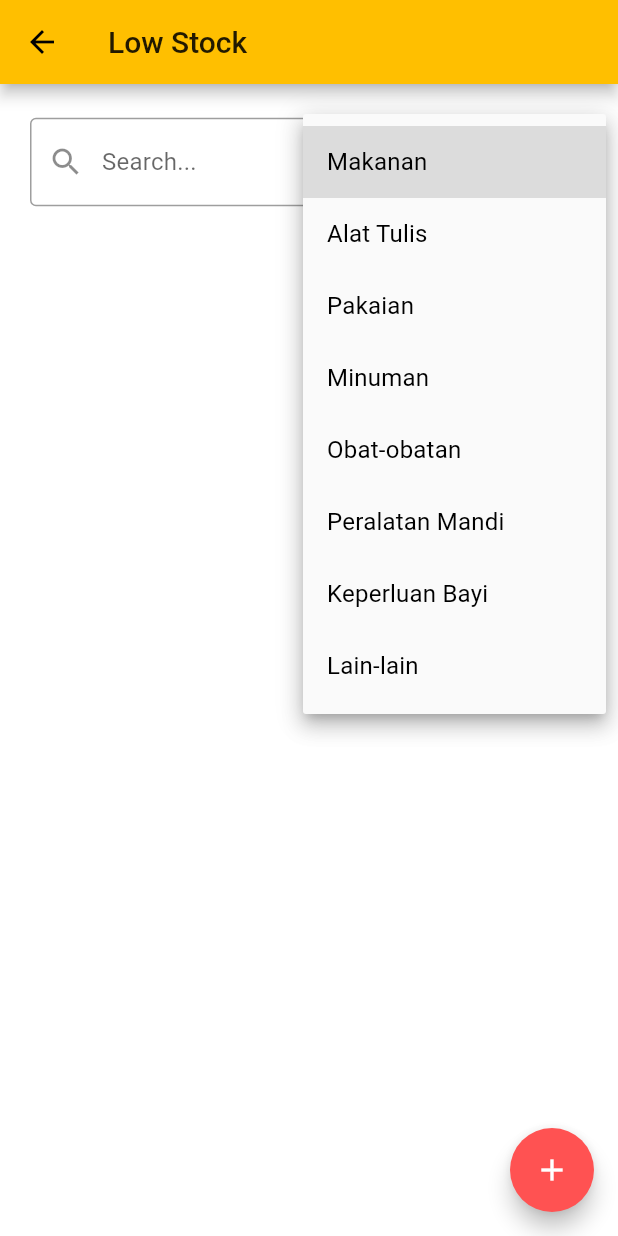
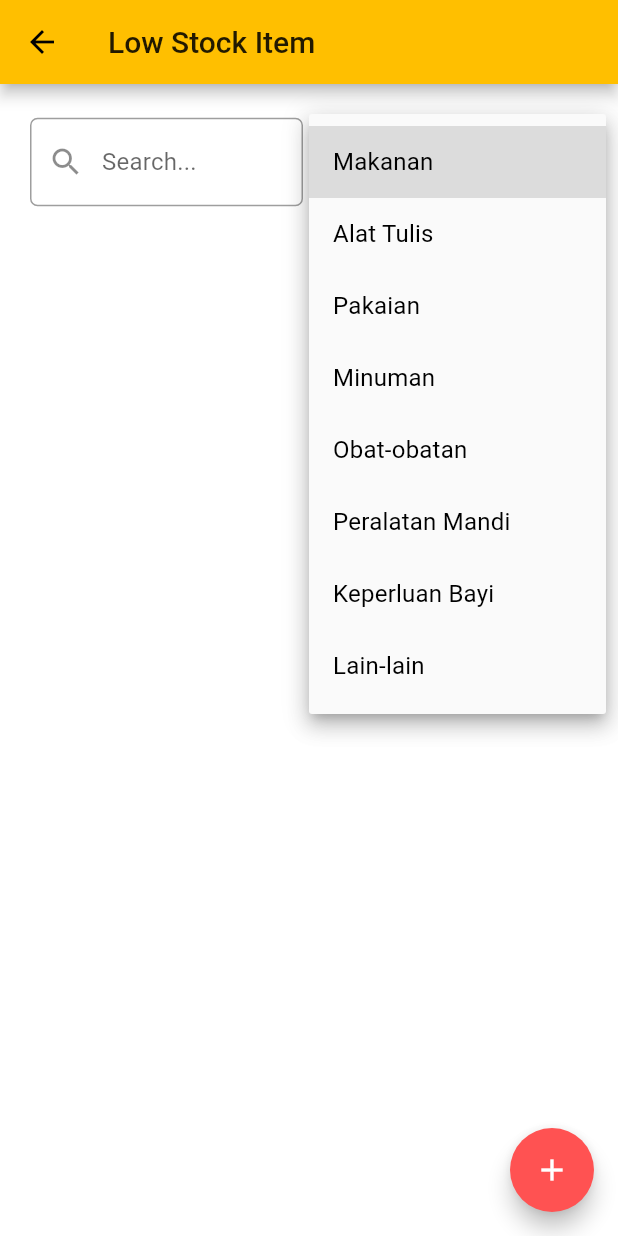
Before and after one commit to hafizhfr/stock_management_flutter, a Flutter app: the LowStockItemScreen screen opened directly, after a tap on "Pilih Kategori ...", on a phone screen of 412 x 824 dp. Run offline on Flutter 3.47's test engine with Material 2 defaults, Android fonts, the phone set to English and light mode, and no system bars; our stand-ins replace basic_utils, cloud_firestore, firebase_auth, firebase_core, fluttertoast, google_fonts and 1 more; accounts and stored records are empty; network calls fail.

Commit message:
added item status on dashboard

```diff
--- a/lib/page/all_item_screen.dart
+++ b/lib/page/all_item_screen.dart
@@ -48,13 +48,14 @@ class _AllItemScreen extends State<AllItemScreen> {
                         child: TextField(
                             onChanged: (value) {
                               setState(() {
-                                searchQuery = value;
+                                searchQuery = value.toUpperCase();
                                 print(searchQuery);
                               });
                             },
                             controller: searchController,
                             decoration: InputDecoration(
-                              border: OutlineInputBorder(borderRadius: BorderRadius.circular(5.0)),
+                              border: OutlineInputBorder(
+                                  borderRadius: BorderRadius.circular(5.0)),
                               prefixIcon: Icon(Icons.search
                                   //   icon: Icon(
                                   // Icons.search,
--- a/lib/page/dashboard_screen.dart
+++ b/lib/page/dashboard_screen.dart
@@ -88,9 +88,9 @@ class DashboardScreenMobile extends StatelessWidget {
                                 height: 10,
                               ),
                               Text(
-                                "Rp.1.000.000",
+                                ItemStatus.getTotalSales().toString(),
                                 textAlign: TextAlign.center,
-                                style: Theme.of(context).textTheme.subtitle2,
+                                style: Theme.of(context).textTheme.headline5,
                               )
                             ],
                           )),
@@ -135,7 +135,7 @@ class DashboardScreenMobile extends StatelessWidget {
                                   height: 10,
                                 ),
                                 Text(
-                                  "150",
+                                  ItemStatus.getStockOut().toString(),
                                   textAlign: TextAlign.center,
                                   style: Theme.of(context).textTheme.headline5,
                                 )
--- a/lib/page/low_stock_item_screen.dart
+++ b/lib/page/low_stock_item_screen.dart
@@ -1,5 +1,6 @@
 import 'package:cloud_firestore/cloud_firestore.dart';
 import 'package:basic_utils/basic_utils.dart';
+import 'package:flutter/cupertino.dart';
 import 'package:flutter/material.dart';
 import 'package:stock_management_flutter/widgets/dropdown_category_widget.dart';
 import 'package:stock_management_flutter/widgets/item_list_widget.dart';
@@ -21,7 +22,7 @@ class _LowStockItemScreen extends State<LowStockItemScreen> {
   Widget build(BuildContext context) {
     return Scaffold(
       appBar: AppBar(
-        title: Text('Low Stock'),
+        title: Text('Low Stock Item'),
       ),
       floatingActionButton: FloatingActionButton(
         child: Icon(Icons.add),
@@ -41,22 +42,30 @@ class _LowStockItemScreen extends State<LowStockItemScreen> {
             children: <Widget>[
               Container(
                 child: Row(
+                  mainAxisAlignment: MainAxisAlignment.center,
                   children: <Widget>[
                     Expanded(
                         child: TextField(
                             onChanged: (value) {
                               setState(() {
-                                searchQuery = value;
+                                searchQuery = value.toUpperCase();
                                 print(searchQuery);
                               });
                             },
                             controller: searchController,
                             decoration: InputDecoration(
-                              border: OutlineInputBorder(),
+                              border: OutlineInputBorder(
+                                  borderRadius: BorderRadius.circular(5.0)),
                               prefixIcon: Icon(Icons.search
-                              ),
+                                  //   icon: Icon(
+                                  // Icons.search,
+                                  // color: Colors.black,
+                                  ),
                               hintText: "Search...",
                             ))),
+                    SizedBox(
+                      width: 8,
+                    ),
                     Expanded(child: dropDown()),
                   ],
                 ),
@@ -67,7 +76,7 @@ class _LowStockItemScreen extends State<LowStockItemScreen> {
               Expanded(
                 // color: Colors.black,
                 // height: MediaQuery.of(context).size.height,
-                child: ItemListWidget(searchQuery, false),
+                child: ItemListWidget(searchQuery, true),
               ),
               // ),
             ],
```
Also changed, not shown: lib/firebase_config/dashboard_item_status_db.dart (+39 -6 lines).
